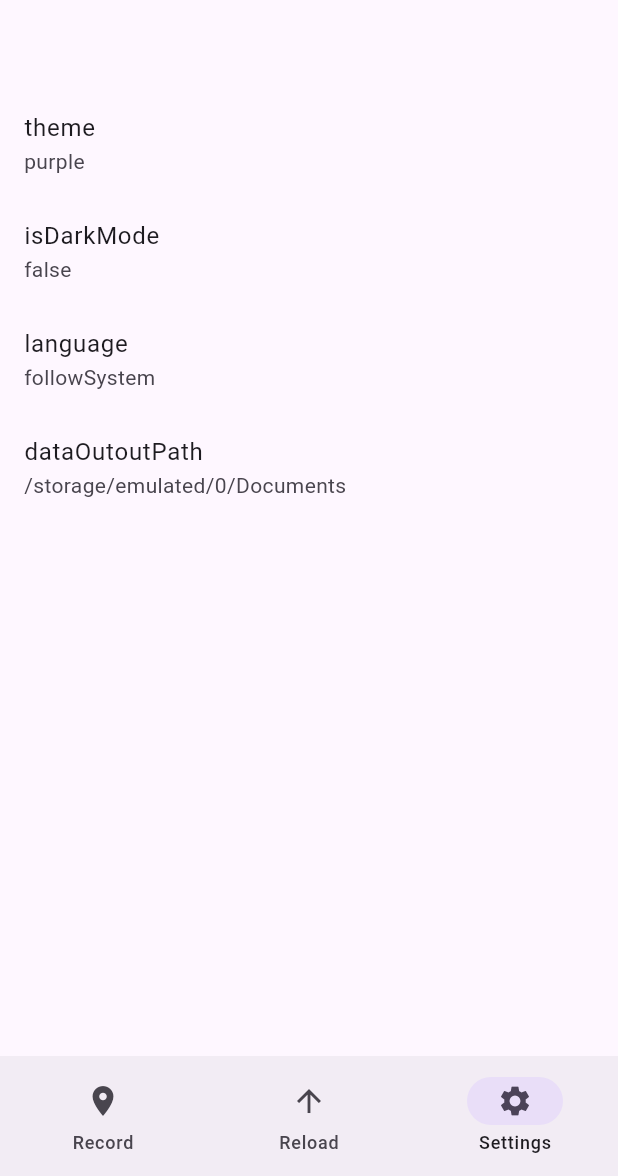
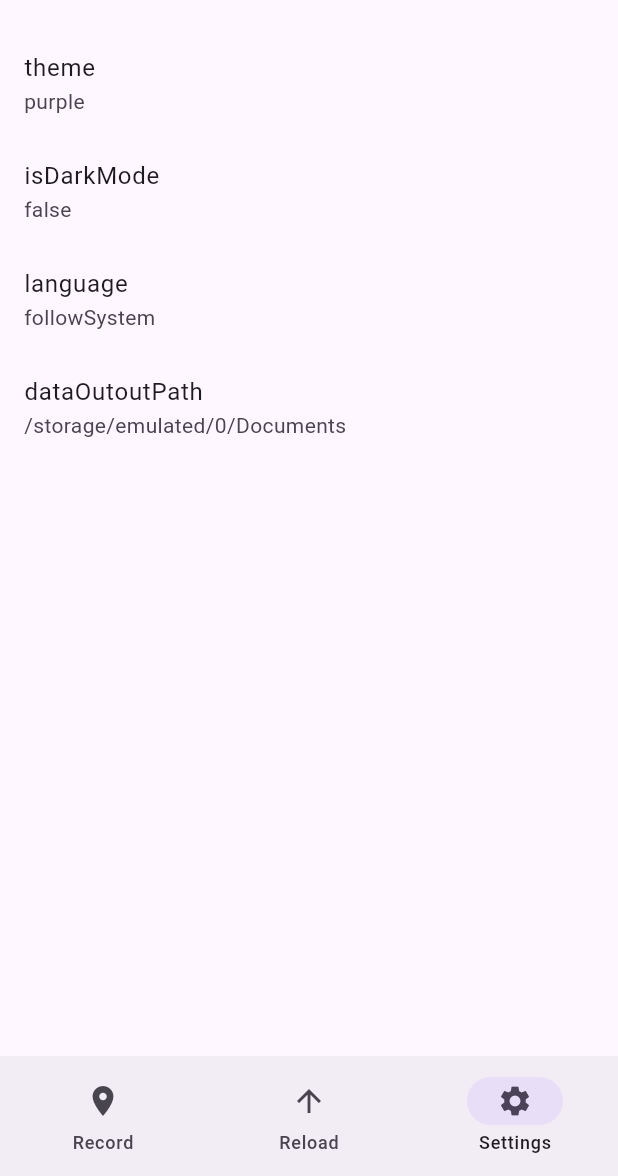
Before and after one commit to HazukiKeatsu/runner_reload, a Flutter app: the screen it shows after launch, item 3 of the bottom bar chosen, on a phone screen of 412 x 824 dp, the part 60-1236 px from its top. Run offline on Flutter 3.47's test engine with Material 3 defaults, Android fonts, the light colour scheme and no system bars; our stand-ins replace geolocator.

Commit message:
fix: 减小了appbar的默认边距

```diff
--- a/lib/app/components/app_page_header.dart
+++ b/lib/app/components/app_page_header.dart
@@ -11,7 +11,7 @@ class AppPageHeader extends StatelessWidget implements PreferredSizeWidget {
   });
 
   @override
-  Size get preferredSize => Size.fromHeight(100);
+  Size get preferredSize => Size.fromHeight(60);
 
   String getTitle(int index) {
     if (index == 0) {
--- a/lib/app/pages/settings_page.dart
+++ b/lib/app/pages/settings_page.dart
@@ -8,11 +8,10 @@ class SettingsPage extends StatelessWidget {
     final settingsState = context.watch<SettingsState>();
     print("Settings in SettingsPage: ${settingsState.settings}"); // 添加调试日志
 
-    return Scaffold(
-      body:
-          settingsState.settings.isEmpty
+    return settingsState.settings.isEmpty
         ? Center(child: CircularProgressIndicator())
         : ListView(
+          padding: EdgeInsets.zero, // 移除顶部和底部的默认内边距
           children:
               settingsState.settings.entries.map((entry) {
                 return ListTile(
@@ -20,7 +19,6 @@ class SettingsPage extends StatelessWidget {
                   subtitle: Text(entry.value.toString()),
                 );
               }).toList(),
-              ),
         );
   }
 }
```
Lines whose indentation alone changed are shown as unchanged.
